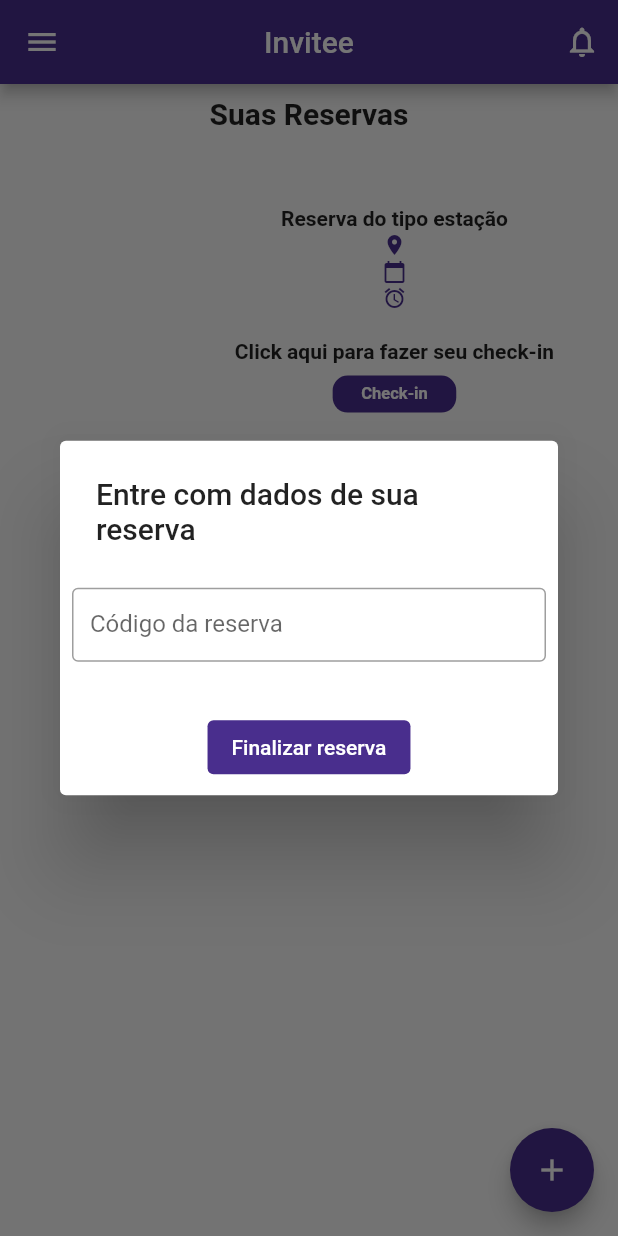
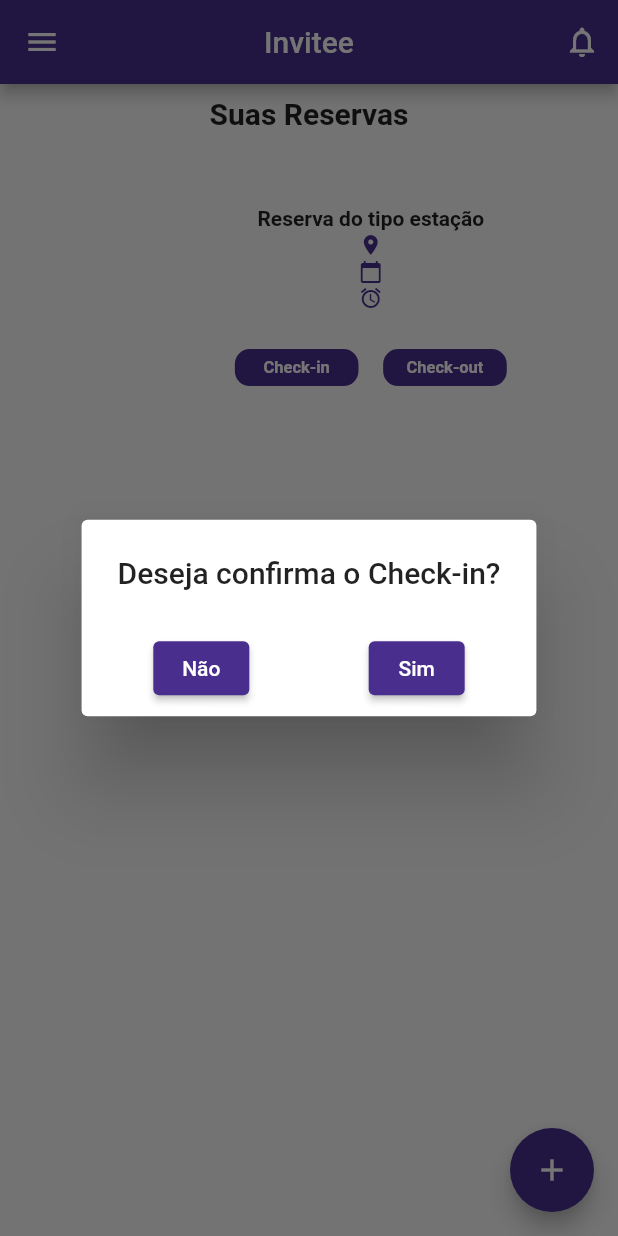
Before and after one commit to JhonatanAzevedo/app_invitee, a Flutter app: the DetailsReserves screen opened directly with empty values, after a tap on "Check-in", on a phone screen of 412 x 824 dp. Run offline on Flutter 3.47's test engine with Material 2 defaults, Android fonts, the phone set to English and light mode, and no system bars; our stand-ins replace get.

```diff
--- a/lib/app/ui/android/room_details/room_datails.dart
+++ b/lib/app/ui/android/room_details/room_datails.dart
@@ -293,7 +293,7 @@ class RoomDetails extends StatelessWidget {
       ),
       floatingActionButton: FloatingActionButton(
         backgroundColor: Color(0xff492e8d),
-        child: Icon(Icons.add),
+        child: Icon(Icons.arrow_left),
         onPressed: () {
           Get.offNamed('/');
         },
--- a/lib/app/ui/details_reserves/details_reserves.dart
+++ b/lib/app/ui/details_reserves/details_reserves.dart
@@ -133,17 +133,23 @@ class _DetailsReservesState extends State<DetailsReserves> {
                                 style: TextStyle(fontWeight: FontWeight.bold)),
                           ),
 
-                          SizedBox(height: height * 0.2),
 
-                          Container(
-                            child: Text('Click aqui para fazer seu check-in',
-                                style: TextStyle(fontWeight: FontWeight.bold)),
-                          ),
+
+
                           SizedBox(height: height * 1),
 
+                          Row(
+                            children: [
 
-                          checkIn(height, width),
+                              checkIn('Check-in', 'Deseja confirma o Check-in?', height, width),
 
+                              SizedBox(width: width * 4),
+
+                              checkIn('Check-out', 'Deseja confirma o Check-out?', height, width),
+
+
+
+                            ],),
 
                           /////////////////////////////
 
@@ -171,7 +177,6 @@ class _DetailsReservesState extends State<DetailsReserves> {
                             ),
                           ), */
                         ],
-
                       ),
                     ),
                   ),
@@ -191,41 +196,37 @@ class _DetailsReservesState extends State<DetailsReserves> {
     );
   }
 
-  Widget checkIn(double height, double width) {
+  Widget checkIn(String name, String title, double height, double width) {
     return InkWell(
       onTap: () => showDialog(
         context: context,
         builder: (ctx) => AlertDialog(
-          title: Text('Entre com dados de sua reserva'),
+          title: Text(title),
           actions: <Widget>[
             Column(
               crossAxisAlignment: CrossAxisAlignment.center,
               children: [
-                Padding(
-                  padding: EdgeInsets.only(bottom: height * 4),
-                  child: Container(
-                    height: height * 6,
-                    child: TextFormField(
-                      decoration: InputDecoration(
-                        labelText: "Código da reserva",
-                        border: OutlineInputBorder(
-                          borderSide: BorderSide(
-                            width: 1,
-                            color: Colors.black,
-                          ),
-                        ),
-                      ),
+                Row(
+                  mainAxisAlignment: MainAxisAlignment.spaceAround,
+                  children: [
+                    Container(
+                      child: ElevatedButton(
+                          onPressed: () => Navigator.of(context).pop(),
+                          child: Text(
+                            'Não',
+                            style: TextStyle(color: Colors.white),
+                          )),
                     ),
-                  ),
+                    Container(
+                      child: ElevatedButton(
+                          onPressed:  () => Navigator.of(context).pop(),
+                          child: Text(
+                            'Sim',
+                            style: TextStyle(color: Colors.white),
+                          )),
+                    ),
+                  ],
                 ),
-                Container(
-                  child: ElevatedButton(
-                      onPressed: null,
-                      child: Text(
-                        'Finalizar reserva',
-                        style: TextStyle(color: Colors.white),
-                      )),
-                )
               ],
             ),
           ],
@@ -240,7 +241,7 @@ class _DetailsReservesState extends State<DetailsReserves> {
         child: Container(
           alignment: Alignment.center,
           child: Text(
-            'Check-in',
+            name,
             style: TextStyle(
               fontWeight: FontWeight.bold,
               fontSize: 11,
```
Also changed, not shown: lib/app/ui/android/home/homePage.dart (+85 -18 lines).
